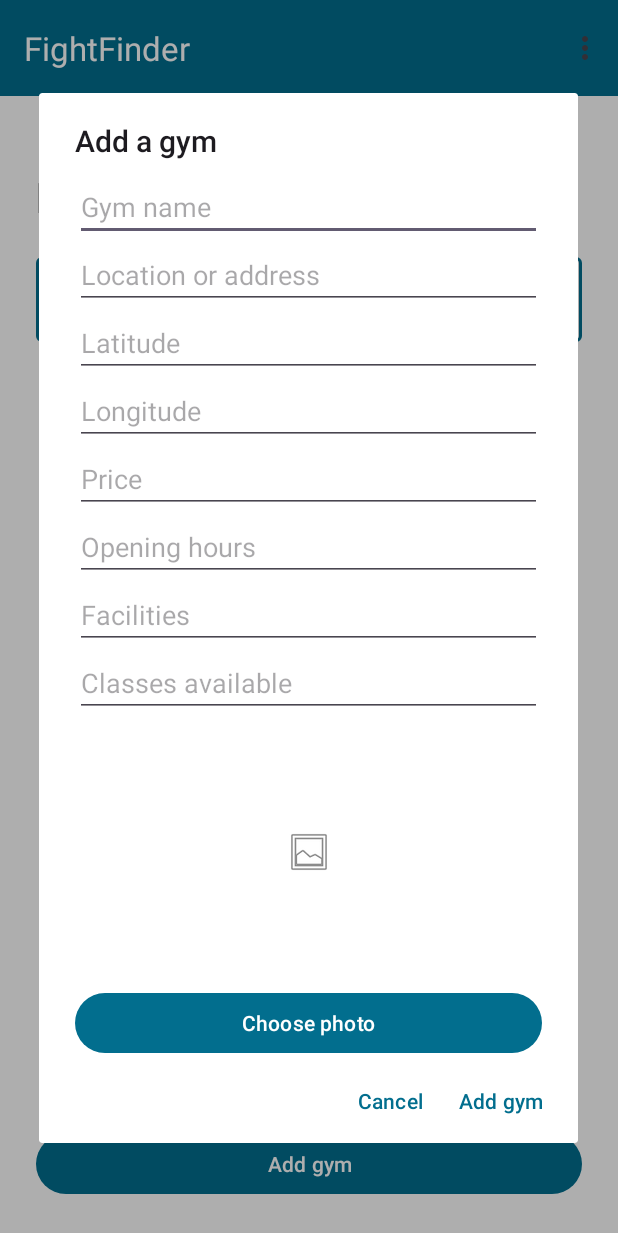
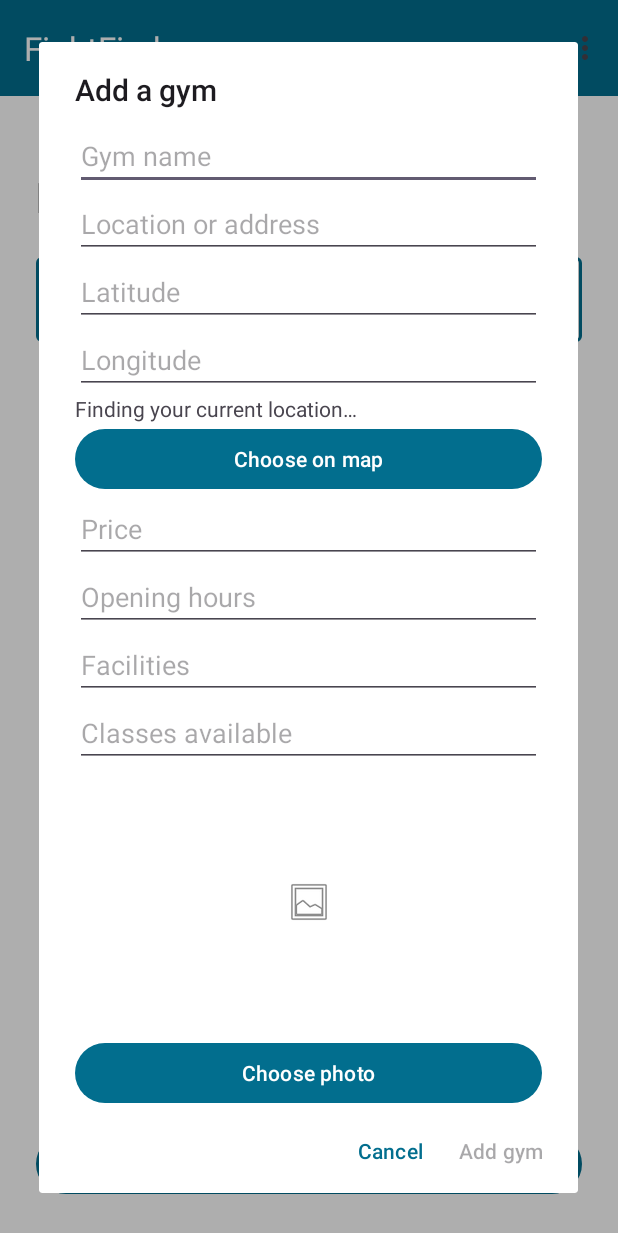
Before and after one commit to Ryan-OLoughlin/FightFinder, an Android app: the screen it shows after launch (MainActivity), after a tap on "Add gym", on a phone screen of 412 x 824 dp. Shown: the top 1233 px of the screen. Run offline under Robolectric (Android 15) with nearby library versions, the phone set to English and light mode, and no system bars; our stand-ins replace Timber; 1 statement that could not run was skipped.

Commit message:
Add gym map picker and capture creation location (#20)

```diff
--- a/app/build.gradle.kts
+++ b/app/build.gradle.kts
@@ -40,5 +40,6 @@ dependencies {
     implementation(libs.androidx.recyclerview)
     implementation(libs.timber)
     implementation(libs.coil)
+    implementation(libs.osmdroid)
     testImplementation(libs.junit)
 }
--- a/app/src/main/AndroidManifest.xml
+++ b/app/src/main/AndroidManifest.xml
@@ -1,5 +1,11 @@
 <?xml version="1.0" encoding="utf-8"?>
 <manifest xmlns:android="http://schemas.android.com/apk/res/android">
+
+    <uses-permission android:name="android.permission.INTERNET" />
+    <uses-permission android:name="android.permission.ACCESS_COARSE_LOCATION" />
+    <uses-permission android:name="android.permission.ACCESS_FINE_LOCATION" />
+    <uses-feature android:name="android.hardware.location.gps" android:required="false" />
+    <uses-feature android:name="android.hardware.location.network" android:required="false" />
 
     <application
         android:icon="@mipmap/ic_launcher"
--- /dev/null
+++ b/app/src/main/java/org/wit/fightfinder/activities/CurrentLocation.kt
@@ -0,0 +1,53 @@
+package org.wit.fightfinder.activities
+
+import android.Manifest.permission.ACCESS_COARSE_LOCATION
+import android.Manifest.permission.ACCESS_FINE_LOCATION
+import android.content.Context
+import android.content.pm.PackageManager.PERMISSION_GRANTED
+import android.location.LocationManager
+import android.os.Build
+import android.os.CancellationSignal
+import kotlinx.coroutines.suspendCancellableCoroutine
+import kotlinx.coroutines.withTimeoutOrNull
+import org.wit.fightfinder.models.Coordinates
+import kotlin.coroutines.resume
+
+internal suspend fun currentLocation(context: Context): Coordinates? {
+    val fine = context.checkSelfPermission(ACCESS_FINE_LOCATION) == PERMISSION_GRANTED
+    if (!fine && context.checkSelfPermission(ACCESS_COARSE_LOCATION) != PERMISSION_GRANTED) return null
+    val manager = context.getSystemService(LocationManager::class.java)
+    val providers = buildList {
+        if (Build.VERSION.SDK_INT >= 31) add(LocationManager.FUSED_PROVIDER)
+        add(LocationManager.NETWORK_PROVIDER)
+        if (fine) add(LocationManager.GPS_PROVIDER)
+    }.intersect(manager.getProviders(true).toSet())
+    if (providers.isEmpty()) return null
+
+    // A first fix can take much longer indoors. Give the form a bounded wait.
+    return withTimeoutOrNull(12_000L) {
+        val requests = providers.associateWith { CancellationSignal() }
+        try {
+            suspendCancellableCoroutine { result ->
+                var remaining = requests.size
+                fun receive(point: Coordinates?) {
+                    remaining--
+                    if (result.isActive && (point != null || remaining == 0)) result.resume(point)
+                }
+                for ((provider, signal) in requests) {
+                    try {
+                        manager.getCurrentLocation(provider, signal, context.mainExecutor) { fix ->
+                            receive(fix?.let { Coordinates(it.latitude, it.longitude) })
+                        }
+                    } catch (_: SecurityException) {
+                        receive(null)
+                    } catch (_: IllegalArgumentException) {
+                        // A provider may disappear between enumeration and the request.
+                        receive(null)
+                    }
+                }
+            }
+        } finally {
+            requests.values.forEach { it.cancel() }
+        }
+    }
+}
--- a/app/src/main/java/org/wit/fightfinder/activities/GymFormDialog.kt
+++ b/app/src/main/java/org/wit/fightfinder/activities/GymFormDialog.kt
@@ -1,16 +1,24 @@
 package org.wit.fightfinder.activities
 
+import android.Manifest.permission.ACCESS_COARSE_LOCATION
+import android.Manifest.permission.ACCESS_FINE_LOCATION
 import android.app.Dialog
 import android.content.Intent
+import android.content.pm.PackageManager.PERMISSION_GRANTED
 import android.os.Bundle
+import android.view.View
 import android.widget.EditText
 import androidx.activity.result.contract.ActivityResultContracts
 import androidx.appcompat.app.AlertDialog
 import androidx.core.net.toUri
 import androidx.fragment.app.DialogFragment
 import androidx.lifecycle.ViewModelProvider
+import androidx.lifecycle.lifecycleScope
+import kotlinx.coroutines.Job
+import kotlinx.coroutines.launch
 import org.wit.fightfinder.R
 import org.wit.fightfinder.databinding.DialogGymFormBinding
+import org.wit.fightfinder.models.Coordinates
 import org.wit.fightfinder.models.Gym
 import org.wit.fightfinder.models.GymListModel
 import org.wit.fightfinder.showGymPhoto
@@ -26,6 +34,17 @@ class GymFormDialog : DialogFragment() {
     private var selectedImage: String? = null
     private var binding: DialogGymFormBinding? = null
 
+    private var addedFrom: Coordinates? = null
+    private var requestedPermission = false
+    private var locationFinished = false
+    private var locationJob: Job? = null
+    private val editing get() = arguments?.containsKey(GYM_ID) == true
+
+    private val locationPermission = registerForActivityResult(ActivityResultContracts.RequestMultiplePermissions()) {
+        if (!hasLocationPermission()) finishLocation(null)
+        else if (isResumed) startLocation()
+    }
+
     private val pickImage = registerForActivityResult(ActivityResultContracts.OpenDocument()) { uri ->
         if (uri != null) {
             selectedImage = uri.toString()
@@ -36,6 +55,20 @@ class GymFormDialog : DialogFragment() {
     override fun onCreateDialog(savedInstanceState: Bundle?): Dialog {
         val form = DialogGymFormBinding.inflate(requireActivity().layoutInflater)
         binding = form
+        addedFrom = savedInstanceState?.getBundle(ADDED_FROM)?.getCoordinates()
+        requestedPermission = savedInstanceState?.getBoolean(REQUESTED_PERMISSION) == true
+        locationFinished = savedInstanceState?.getBoolean(LOCATION_FINISHED) == true
+        form.locationStatus.visibility = if (editing) View.GONE else View.VISIBLE
+        childFragmentManager.setFragmentResultListener(GymMapDialog.RESULT, this) { _, result ->
+            result.getCoordinates()?.let { showCoordinates(form, it) }
+        }
+        form.chooseLocation.setOnClickListener {
+            val lat = parseCoordinate(form.inputLatitude, Gym.LATITUDE_RANGE)
+            val lon = parseCoordinate(form.inputLongitude, Gym.LONGITUDE_RANGE)
+            val start = if (lat != null && lon != null) Coordinates(lat, lon) else null
+            GymMapDialog.newInstance(start, form.inputGymName.text.toString())
+                .show(childFragmentManager, "gym_map")
+        }
         val gymId = arguments?.takeIf { it.containsKey(GYM_ID) }?.getLong(GYM_ID)
         val gym = gymList.gyms.find { it.id == gymId }
 
@@ -68,6 +101,63 @@ class GymFormDialog : DialogFragment() {
         return dialog
     }
 
+    override fun onResume() {
+        super.onResume()
+        if (editing) return
+        updateLocationStatus()
+        if (locationFinished) return
+        if (hasLocationPermission()) {
+            startLocation()
+        } else if (!requestedPermission) {
+            requestedPermission = true
+            locationPermission.launch(arrayOf(ACCESS_COARSE_LOCATION, ACCESS_FINE_LOCATION))
+        }
+    }
+
+    private fun hasLocationPermission() =
+        requireContext().checkSelfPermission(ACCESS_COARSE_LOCATION) == PERMISSION_GRANTED ||
+            requireContext().checkSelfPermission(ACCESS_FINE_LOCATION) == PERMISSION_GRANTED
+
+    private fun startLocation() {
+        if (locationJob?.isActive == true || locationFinished) return
+        locationJob = lifecycleScope.launch {
+            finishLocation(currentLocation(requireContext()))
+        }
+    }
+
+    private fun finishLocation(fix: Coordinates?) {
+        addedFrom = fix
+        locationFinished = true
+        binding?.let { form ->
+            if (fix != null && form.inputLatitude.text.isBlank() && form.inputLongitude.text.isBlank()) {
+                showCoordinates(form, fix)
+            }
+        }
+        updateLocationStatus()
+    }
+
+    private fun updateLocationStatus() {
+        binding?.locationStatus?.setText(when {
+            !locationFinished -> R.string.location_pending
+            addedFrom != null -> R.string.location_captured
+            else -> R.string.location_missing
+        })
+        (dialog as? AlertDialog)?.getButton(AlertDialog.BUTTON_POSITIVE)?.isEnabled = locationFinished
+    }
+
+    private fun showCoordinates(form: DialogGymFormBinding, point: Coordinates) {
+        form.inputLatitude.setText(coordinateFormat.format(point.latitude))
+        form.inputLongitude.setText(coordinateFormat.format(point.longitude))
+        form.inputLatitude.error = null
+        form.inputLongitude.error = null
+    }
+
+    override fun onStop() {
+        locationJob?.cancel()
+        locationJob = null
+        super.onStop()
+    }
+
     private fun save(form: DialogGymFormBinding, original: Gym?) {
         val name = form.inputGymName.text.toString().trim()
         if (name.isBlank()) {
@@ -83,6 +173,7 @@ class GymFormDialog : DialogFragment() {
             latitude = latitude,
             longitude = longitude,
             imageUri = selectedImage,
+            addedFrom = if (original != null) original.addedFrom else addedFrom,
             location = form.inputGymLocation.text.toString().trim(),
             price = form.inputGymPrice.text.toString().trim(),
             openingHours = form.inputGymOpeningHours.text.toString().trim(),
@@ -111,11 +202,15 @@ class GymFormDialog : DialogFragment() {
         dismiss()
     }
 
-    private fun readCoordinate(field: EditText, range: ClosedFloatingPointRange<Double>, error: Int): Double? {
+    private fun parseCoordinate(field: EditText, range: ClosedFloatingPointRange<Double>): Double? {
         val text = field.text.toString().trim()
         val position = ParsePosition(0)
         val value = coordinateFormat.parse(text, position)?.toDouble()
-        if (position.index == text.length && value != null && value in range) return value
+        return value?.takeIf { position.index == text.length && it in range }
+    }
+
+    private fun readCoordinate(field: EditText, range: ClosedFloatingPointRange<Double>, error: Int): Double? {
+        parseCoordinate(field, range)?.let { return it }
         field.error = getString(error)
         field.requestFocus()
         return null
@@ -124,6 +219,9 @@ class GymFormDialog : DialogFragment() {
     override fun onSaveInstanceState(outState: Bundle) {
         super.onSaveInstanceState(outState)
         outState.putString(IMAGE_URI, selectedImage)
+        outState.putBoolean(REQUESTED_PERMISSION, requestedPermission)
+        outState.putBoolean(LOCATION_FINISHED, locationFinished)
+        addedFrom?.let { fix -> outState.putBundle(ADDED_FROM, Bundle().apply { putCoordinates(fix) }) }
     }
 
     override fun onDestroyView() {
@@ -134,6 +232,9 @@ class GymFormDialog : DialogFragment() {
     companion object {
         const val SAVED = "gym_saved"
         private const val GYM_ID = "gym_id"
+        private const val REQUESTED_PERMISSION = "requested_permission"
+        private const val LOCATION_FINISHED = "location_finished"
+        private const val ADDED_FROM = "added_from"
         private const val IMAGE_URI = "image_uri"
 
         fun newInstance(id: Long?) = GymFormDialog().apply {
--- a/app/src/main/java/org/wit/fightfinder/activities/MainActivity.kt
+++ b/app/src/main/java/org/wit/fightfinder/activities/MainActivity.kt
@@ -102,6 +102,9 @@ class MainActivity : AppCompatActivity() {
         val notProvided = getString(R.string.gym_not_provided)
         val profileDetails = listOf(
             getString(R.string.gym_detail_location, gym.location.ifBlank { notProvided }),
+            getString(R.string.gym_pin_details, gym.latitude, gym.longitude),
+            gym.addedFrom?.let { getString(R.string.added_from_details, it.latitude, it.longitude) }
+                ?: getString(R.string.added_from_missing),
             getString(R.string.gym_detail_price, gym.price.ifBlank { notProvided }),
             getString(R.string.gym_detail_opening_hours, gym.openingHours.ifBlank { notProvided }),
             getString(R.string.gym_detail_facilities, gym.facilities.ifBlank { notProvided }),
--- a/app/src/main/java/org/wit/fightfinder/models/Gym.kt
+++ b/app/src/main/java/org/wit/fightfinder/models/Gym.kt
@@ -12,7 +12,8 @@ data class Gym(
     val facilities: String = "",
     val classes: String = "",
     val reviews: List<GymReview> = emptyList(),
-    val attendance: List<GymAttendance> = emptyList()
+    val attendance: List<GymAttendance> = emptyList(),
+    val addedFrom: Coordinates? = null
 ) {
     init {
         require(name.isNotBlank())
--- a/app/src/main/res/layout/dialog_gym_form.xml
+++ b/app/src/main/res/layout/dialog_gym_form.xml
@@ -43,6 +43,18 @@
             android:importantForAutofill="no"
             android:inputType="numberDecimal|numberSigned" />
 
+        <TextView
+            android:id="@+id/locationStatus"
+            android:layout_width="match_parent"
+            android:layout_height="wrap_content"
+            android:accessibilityLiveRegion="polite" />
+
+        <Button
+            android:id="@+id/chooseLocation"
+            android:layout_width="match_parent"
+            android:layout_height="wrap_content"
+            android:text="@string/choose_on_map" />
+
         <EditText
             android:id="@+id/inputGymPrice"
             android:layout_width="match_parent"
--- a/app/src/main/res/values/strings.xml
+++ b/app/src/main/res/values/strings.xml
@@ -52,4 +52,15 @@
     <string name="gym_invalid_longitude">Enter a longitude from −180 to 180.</string>
     <string name="gym_photo_preview">Gym photo preview</string>
     <string name="gym_choose_photo">Choose photo</string>
+    <string name="choose_on_map">Choose on map</string>
+    <string name="map_instruction">Tap the map to place the gym pin.</string>
+    <string name="map_confirm">Use this location</string>
+    <string name="selected_gym_pin">Selected gym location</string>
+    <string name="osm_attribution">© OpenStreetMap contributors</string>
+    <string name="location_pending">Finding your current location…</string>
+    <string name="location_missing">Current location unavailable. Choose a gym pin on the map or enter coordinates.</string>
+    <string name="location_captured">Current location captured. You can move the gym pin.</string>
+    <string name="gym_pin_details">Gym pin: %1$.6f, %2$.6f</string>
+    <string name="added_from_details">Added from: %1$.6f, %2$.6f</string>
+    <string name="added_from_missing">Added from: unavailable</string>
 </resources>
--- a/gradle/libs.versions.toml
+++ b/gradle/libs.versions.toml
@@ -8,9 +8,11 @@ constraintlayout = "2.2.1"
 recyclerview = "1.4.0"
 timber = "1.5.1"
 coil = "2.7.0"
+osmdroid = "6.1.20"
 junit = "4.13.2"
 
 [libraries]
+osmdroid = { module = "org.osmdroid:osmdroid-android", version.ref = "osmdroid" }
 junit = { module = "junit:junit", version.ref = "junit" }
 coil = { module = "io.coil-kt:coil", version.ref = "coil" }
 androidx-core-ktx = { group = "androidx.core", name = "core-ktx", version.ref = "coreKtx" }
```
Also changed, not shown: app/src/main/java/org/wit/fightfinder/activities/GymMapDialog.kt (added, +147 -0 lines), app/src/main/java/org/wit/fightfinder/models/Coordinates.kt (added, +7 -0 lines), app/src/main/res/drawable/ic_selected_gym_pin.xml (added, +12 -0 lines), app/src/main/res/layout/dialog_gym_map.xml (added, +50 -0 lines), 1 other file.
